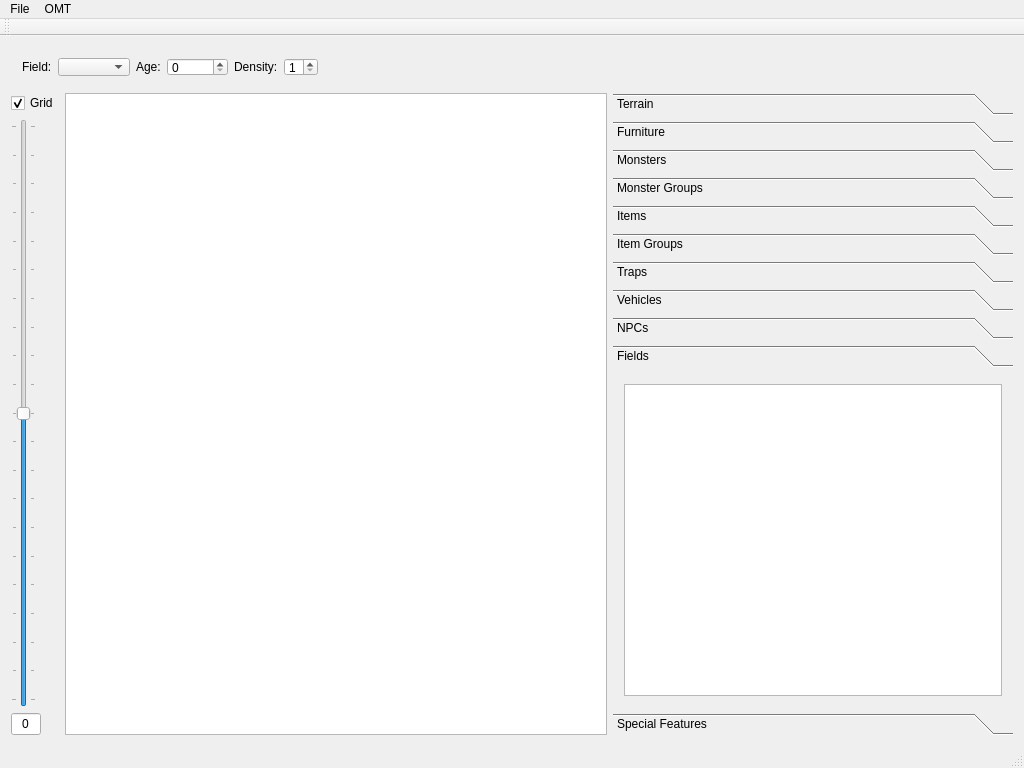
This is buildingeditor.ui in vache/BuildingEditor as Qt 5 draws it before an edit. The edited form follows.
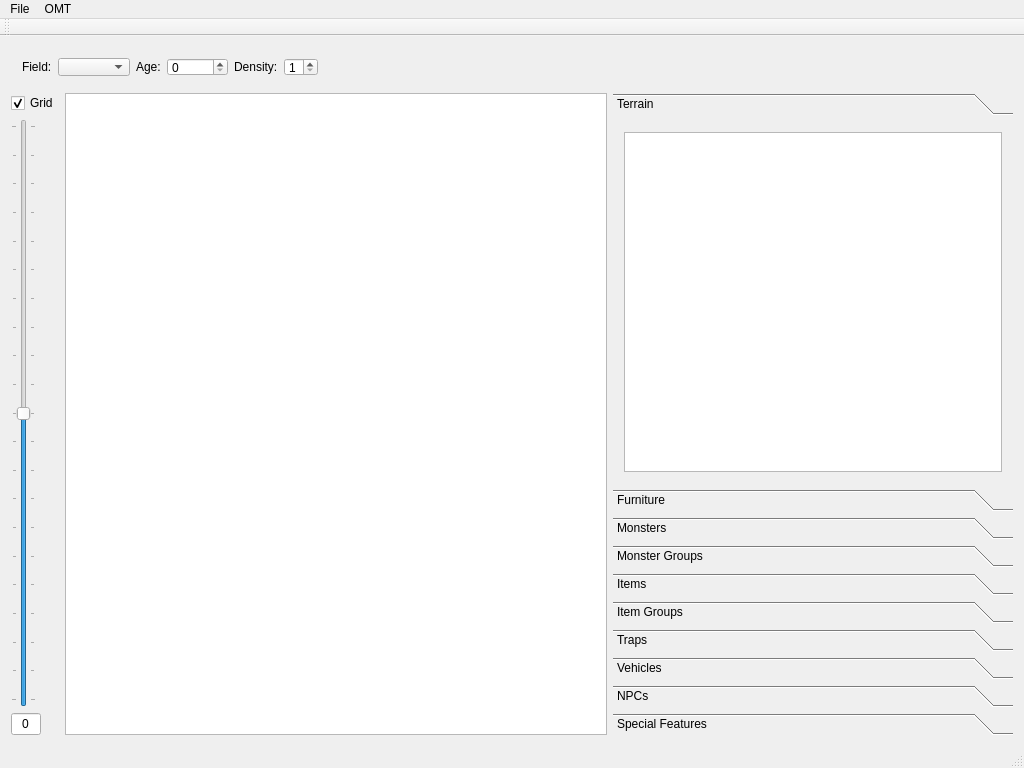
This is the edited form. The open tabs and pages were chosen to show the change. Custom widgets are drawn as their Qt base class.

Patch:
```diff
--- a/buildingeditor.ui
+++ b/buildingeditor.ui
@@ -700,8 +700,8 @@
           <rect>
            <x>0</x>
            <y>0</y>
-           <width>88</width>
-           <height>88</height>
+           <width>400</width>
+           <height>373</height>
           </rect>
          </property>
          <attribute name="label">
@@ -857,24 +857,6 @@
           </item>
          </layout>
         </widget>
-        <widget class="QWidget" name="fieldPage">
-         <property name="geometry">
-          <rect>
-           <x>0</x>
-           <y>0</y>
-           <width>88</width>
-           <height>88</height>
-          </rect>
-         </property>
-         <attribute name="label">
-          <string>Fields</string>
-         </attribute>
-         <layout class="QVBoxLayout" name="verticalLayout_13">
-          <item>
-           <widget class="QListWidget" name="fieldWidget"/>
-          </item>
-         </layout>
-        </widget>
         <widget class="QWidget" name="specialPage">
          <property name="geometry">
           <rect>
```
Left out of the diff: 34 changed lines with no effect on the pictures.
